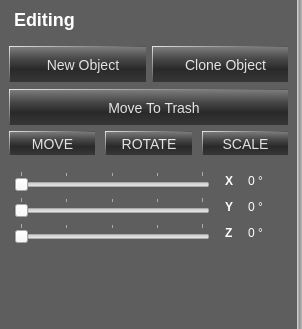
First picture: the form in WorldBuildingModule/ui/ObjectManipulationsWidget.ui, repository realXtend/tundra, before the edit.
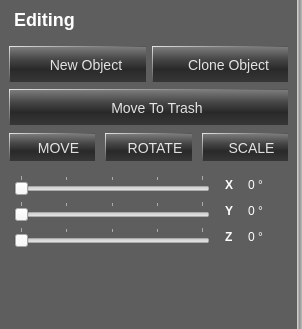
Second picture: the form after the edit. Icons and pictures are not drawn.

Commit message: Icons to manip buttons. .gitignore improvements.

Diff of the .ui file:
```diff
--- a/WorldBuildingModule/ui/ObjectManipulationsWidget.ui
+++ b/WorldBuildingModule/ui/ObjectManipulationsWidget.ui
@@ -82,6 +82,42 @@
 QPushButton:pressed {
 	color: white;
 	background-color: qlineargradient(spread:pad, x1:0, y1:0, x2:0.164, y2:1, stop:0 rgba(66, 66, 66, 255), stop:0.352273 rgba(55, 55, 55, 255), stop:0.642045 rgba(41, 41, 41, 255), stop:1 rgba(55, 55, 55, 255));
+}
+
+QPushButton#button_new, #button_clone, #button_delete {
+	background-repeat: no-repeat;
+	background-position: center left;
+	padding-left: 16px;
+}
+
+QPushButton#button_move, #button_rotate, #button_scale {
+	background-repeat: no-repeat;
+	background-position: center left;
+	padding-left: 12px;
+}
+
+QPushButton#button_new {
+	background-image: url(&quot;./data/ui/images/worldbuilding/object_add.png&quot;);
+}
+
+QPushButton#button_clone {
+	background-image: url(&quot;./data/ui/images/worldbuilding/object_clone.png&quot;);
+}
+
+QPushButton#button_delete {
+	background-image: url(&quot;./data/ui/images/worldbuilding/object_delete.png&quot;);
+}
+
+QPushButton#button_move {
+	background-image: url(&quot;./data/ui/images/worldbuilding/transform-move.png&quot;);
+}
+
+QPushButton#button_rotate {
+	background-image: url(&quot;./data/ui/images/worldbuilding/transform-rotate.png&quot;);
+}
+
+QPushButton#button_scale {
+	background-image: url(&quot;./data/ui/images/worldbuilding/transform-scale.png&quot;);
 }</string>
   </property>
   <layout class="QVBoxLayout" name="verticalLayout">
@@ -152,14 +188,7 @@
                 </size>
                </property>
                <property name="styleSheet">
-                <string notr="true">QPushButton {
-	background-image: url(&quot;./data/ui/images/worldbuilding/object_add.png&quot;);
-	background-repeat: no-repeat;
-	background-position: center left;
-	padding-left: 10px;
-}
-
-</string>
+                <string notr="true"/>
                </property>
                <property name="text">
                 <string>New Object</string>
@@ -181,12 +210,7 @@
                 </size>
                </property>
                <property name="styleSheet">
-                <string notr="true">QPushButton {
-	background-image: url(&quot;./data/ui/images/worldbuilding/object_clone.png&quot;);
-	background-repeat: no-repeat;
-	background-position: center left;
-	padding-left: 10px;
-}</string>
+                <string notr="true"/>
                </property>
                <property name="text">
                 <string>Clone Object</string>
@@ -229,12 +253,7 @@
                 </size>
                </property>
                <property name="styleSheet">
-                <string notr="true">QPushButton {
-	background-image: url(&quot;./data/ui/images/worldbuilding/object_delete.png&quot;);
-	background-repeat: no-repeat;
-	background-position: center left;
-	padding-left: 10px;
-}</string>
+                <string notr="true"/>
                </property>
                <property name="text">
                 <string>Move To Trash</string>
@@ -249,11 +268,11 @@
               <number>10</number>
              </property>
              <item>
-              <widget class="QPushButton" name="pushButton_move">
+              <widget class="QPushButton" name="button_move">
                <property name="minimumSize">
                 <size>
                  <width>0</width>
-                 <height>24</height>
+                 <height>28</height>
                 </size>
                </property>
                <property name="maximumSize">
@@ -276,11 +295,11 @@
               </widget>
              </item>
              <item>
-              <widget class="QPushButton" name="pushButton_rotate">
+              <widget class="QPushButton" name="button_rotate">
                <property name="minimumSize">
                 <size>
                  <width>0</width>
-                 <height>24</height>
+                 <height>28</height>
                 </size>
                </property>
                <property name="maximumSize">
@@ -303,11 +322,11 @@
               </widget>
              </item>
              <item>
-              <widget class="QPushButton" name="pushButton_scale">
+              <widget class="QPushButton" name="button_scale">
                <property name="minimumSize">
                 <size>
                  <width>0</width>
-                 <height>24</height>
+                 <height>28</height>
                 </size>
                </property>
                <property name="maximumSize">
```
The commit also changes 8 other files.
